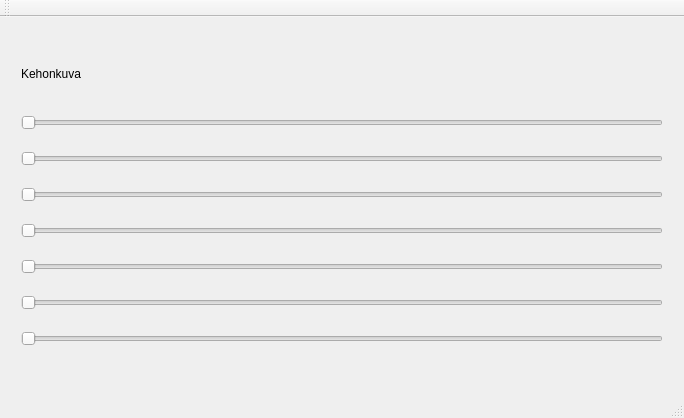
ismotee/olentoStatistics, file mainwindow.ui: the form before one commit.
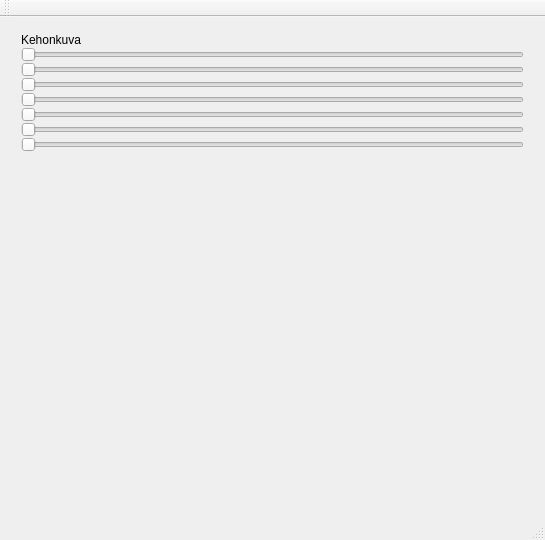
The form after the commit.

What changed in the file:
```diff
--- a/mainwindow.ui
+++ b/mainwindow.ui
@@ -6,31 +6,21 @@
    <rect>
     <x>0</x>
     <y>0</y>
-    <width>684</width>
-    <height>418</height>
+    <width>545</width>
+    <height>540</height>
    </rect>
   </property>
+  <property name="minimumSize">
+   <size>
+    <width>0</width>
+    <height>0</height>
+   </size>
+  </property>
   <property name="windowTitle">
    <string>OLENTO Statistics</string>
   </property>
   <widget class="QWidget" name="centralWidget">
    <layout class="QGridLayout" name="gridLayout">
-    <item row="0" column="0">
-     <spacer name="verticalSpacer_4">
-      <property name="orientation">
-       <enum>Qt::Vertical</enum>
-      </property>
-      <property name="sizeType">
-       <enum>QSizePolicy::Maximum</enum>
-      </property>
-      <property name="sizeHint" stdset="0">
-       <size>
-        <width>0</width>
-        <height>800</height>
-       </size>
-      </property>
-     </spacer>
-    </item>
     <item row="0" column="1">
      <layout class="QHBoxLayout" name="horizontalLayout">
       <item>
@@ -136,6 +126,22 @@
           </property>
          </widget>
         </item>
+        <item>
+         <spacer name="verticalSpacer_4">
+          <property name="orientation">
+           <enum>Qt::Vertical</enum>
+          </property>
+          <property name="sizeType">
+           <enum>QSizePolicy::Maximum</enum>
+          </property>
+          <property name="sizeHint" stdset="0">
+           <size>
+            <width>300</width>
+            <height>800</height>
+           </size>
+          </property>
+         </spacer>
+        </item>
        </layout>
       </item>
      </layout>
```
Left out of the diff: 4 changed lines with no effect on the pictures.
